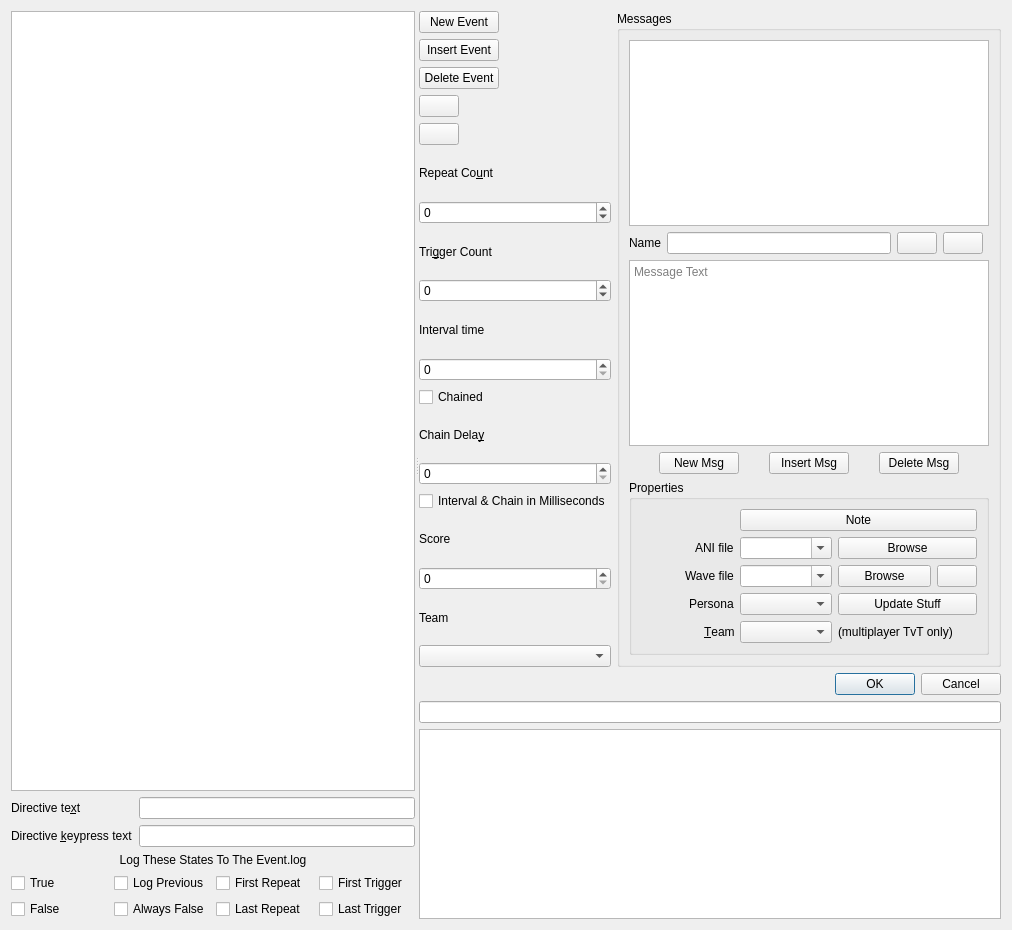
Old version of the form qtfred/ui/MissionEventsDialog.ui in the repository The-E/fs2open.github.com.
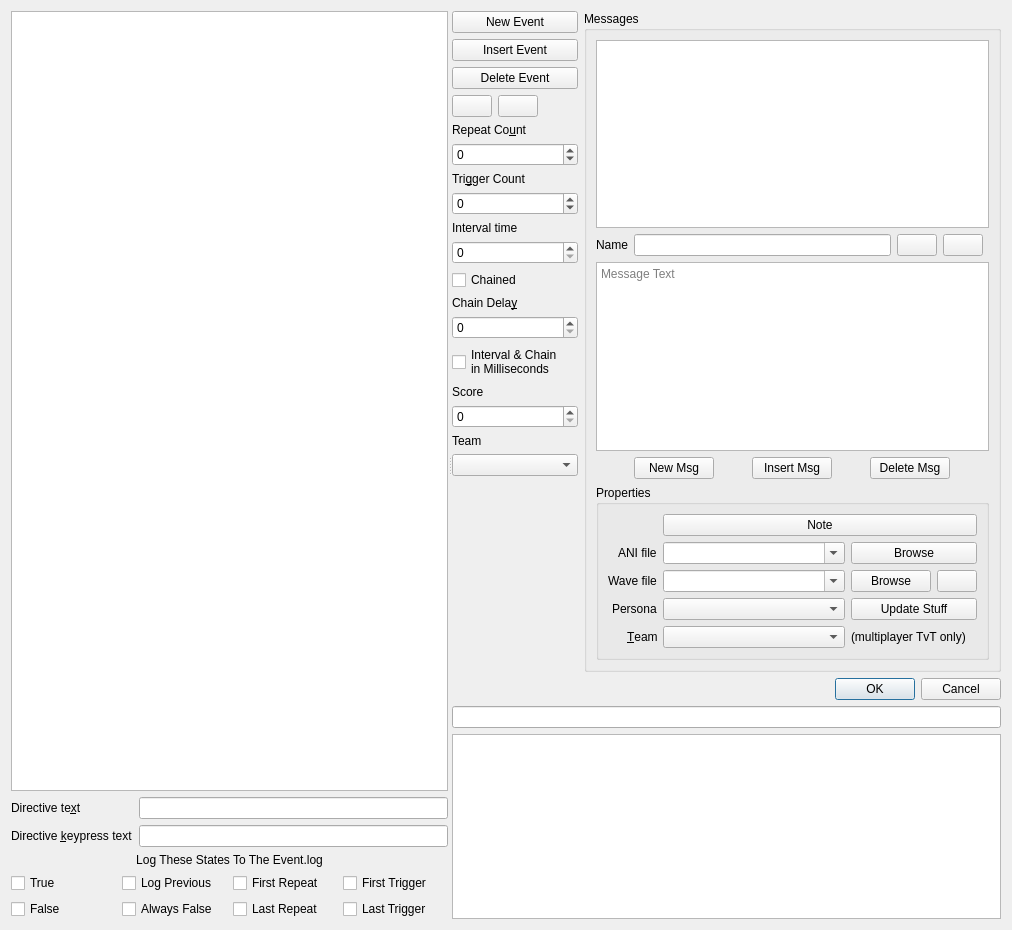
New version of the form. Custom widgets are drawn as their Qt base class.

```diff
--- a/qtfred/ui/MissionEventsDialog.ui
+++ b/qtfred/ui/MissionEventsDialog.ui
@@ -146,7 +146,7 @@
       </layout>
      </widget>
      <widget class="QWidget" name="rightPanel" native="true">
-      <layout class="QGridLayout" name="gridLayout" rowstretch="0,0,0,0,0,0,0,0,0,0,0,0,0,0,0,0,0,0,0,0,0,0">
+      <layout class="QVBoxLayout" name="rightPanelLayout">
        <property name="leftMargin">
         <number>0</number>
        </property>
@@ -159,106 +159,257 @@
        <property name="bottomMargin">
         <number>0</number>
        </property>
-       <item row="6" column="0">
-        <widget class="QSpinBox" name="repeatCountBox">
-         <property name="minimum">
-          <number>-1</number>
-         </property>
-         <property name="maximum">
-          <number>16777215</number>
-         </property>
-        </widget>
-       </item>
-       <item row="11" column="0">
-        <widget class="QCheckBox" name="chainedCheckBox">
-         <property name="text">
-          <string>Chained</string>
-         </property>
-        </widget>
-       </item>
-       <item row="12" column="0">
-        <widget class="QLabel" name="chainLabel">
-         <property name="text">
-          <string>Chain Dela&amp;y</string>
-         </property>
-         <property name="buddy">
-          <cstring>chainDelayBox</cstring>
-         </property>
-        </widget>
-       </item>
-       <item row="20" column="0" colspan="2">
-        <widget class="QLineEdit" name="miniHelpBox">
-         <property name="readOnly">
-          <bool>true</bool>
-         </property>
-        </widget>
-       </item>
-       <item row="19" column="0" colspan="2">
-        <widget class="QDialogButtonBox" name="okAndCancelButtons">
-         <property name="orientation">
-          <enum>Qt::Horizontal</enum>
-         </property>
-         <property name="standardButtons">
-          <set>QDialogButtonBox::Cancel|QDialogButtonBox::Ok</set>
-         </property>
-        </widget>
-       </item>
-       <item row="1" column="0">
-        <widget class="QPushButton" name="btnInsertEvent">
-         <property name="sizePolicy">
-          <sizepolicy hsizetype="Fixed" vsizetype="Fixed">
-           <horstretch>0</horstretch>
-           <verstretch>0</verstretch>
-          </sizepolicy>
-         </property>
-         <property name="text">
-          <string>Insert Event</string>
-         </property>
-        </widget>
-       </item>
-       <item row="10" column="0">
-        <widget class="QSpinBox" name="intervalTimeBox">
-         <property name="maximum">
-          <number>16777215</number>
-         </property>
-        </widget>
-       </item>
-       <item row="14" column="0">
-        <widget class="QCheckBox" name="useMsecsCheckBox">
-         <property name="text">
-          <string>Interval &amp;&amp; Chain in Milliseconds</string>
-         </property>
-        </widget>
-       </item>
-       <item row="5" column="0">
-        <widget class="QLabel" name="repeatLabel">
-         <property name="text">
-          <string>Repeat Co&amp;unt</string>
-         </property>
-         <property name="buddy">
-          <cstring>repeatCountBox</cstring>
-         </property>
-        </widget>
-       </item>
-       <item row="13" column="0">
-        <widget class="QSpinBox" name="chainDelayBox">
-         <property name="maximum">
-          <number>16777215</number>
-         </property>
-        </widget>
-       </item>
-       <item row="0" column="1" rowspan="19">
-        <widget class="QGroupBox" name="groupBox">
-         <property name="title">
-          <string>Messages</string>
-         </property>
-         <layout class="QGridLayout" name="gridLayout_2">
+       <item>
+        <layout class="QHBoxLayout" name="topLayout" stretch="0,1">
+         <item>
+          <widget class="QWidget" name="eventControlsContainer" native="true">
+           <property name="sizePolicy">
+            <sizepolicy hsizetype="Maximum" vsizetype="Preferred">
+             <horstretch>0</horstretch>
+             <verstretch>0</verstretch>
+            </sizepolicy>
+           </property>
+           <layout class="QVBoxLayout" name="eventControlsLayout">
+            <property name="leftMargin">
+             <number>0</number>
+            </property>
+            <property name="topMargin">
+             <number>0</number>
+            </property>
+            <property name="rightMargin">
+             <number>0</number>
+            </property>
+            <property name="bottomMargin">
+             <number>0</number>
+            </property>
+           <item>
+            <widget class="QPushButton" name="btnNewEvent">
+             <property name="sizePolicy">
+              <sizepolicy hsizetype="Minimum" vsizetype="Fixed">
+               <horstretch>0</horstretch>
+               <verstretch>0</verstretch>
+              </sizepolicy>
+             </property>
+             <property name="text">
+              <string>New Event</string>
+             </property>
+            </widget>
+           </item>
+           <item>
+            <widget class="QPushButton" name="btnInsertEvent">
+             <property name="sizePolicy">
+              <sizepolicy hsizetype="Minimum" vsizetype="Fixed">
+               <horstretch>0</horstretch>
+               <verstretch>0</verstretch>
+              </sizepolicy>
+             </property>
+             <property name="text">
+              <string>Insert Event</string>
+             </property>
+            </widget>
+           </item>
+           <item>
+            <widget class="QPushButton" name="btnDeleteEvent">
+             <property name="sizePolicy">
+              <sizepolicy hsizetype="Minimum" vsizetype="Fixed">
+               <horstretch>0</horstretch>
+               <verstretch>0</verstretch>
+              </sizepolicy>
+             </property>
+             <property name="text">
+              <string>Delete Event</string>
+             </property>
+            </widget>
+           </item>
+           <item>
+            <layout class="QHBoxLayout" name="eventUpDownLayout">
+             <item>
+              <widget class="QPushButton" name="eventUpBtn">
+               <property name="sizePolicy">
+                <sizepolicy hsizetype="Fixed" vsizetype="Fixed">
+                 <horstretch>0</horstretch>
+                 <verstretch>0</verstretch>
+                </sizepolicy>
+               </property>
+               <property name="text">
+                <string/>
+               </property>
+              </widget>
+             </item>
+             <item>
+              <widget class="QPushButton" name="eventDownBtn">
+               <property name="sizePolicy">
+                <sizepolicy hsizetype="Fixed" vsizetype="Fixed">
+                 <horstretch>0</horstretch>
+                 <verstretch>0</verstretch>
+                </sizepolicy>
+               </property>
+               <property name="text">
+                <string/>
+               </property>
+              </widget>
+             </item>
+             <item>
+              <spacer name="eventUpDownSpacer">
+               <property name="orientation">
+                <enum>Qt::Horizontal</enum>
+               </property>
+               <property name="sizeHint" stdset="0">
+                <size>
+                 <width>40</width>
+                 <height>20</height>
+                </size>
+               </property>
+              </spacer>
+             </item>
+            </layout>
+           </item>
+           <item>
+            <widget class="QLabel" name="repeatLabel">
+             <property name="text">
+              <string>Repeat Co&amp;unt</string>
+             </property>
+             <property name="buddy">
+              <cstring>repeatCountBox</cstring>
+             </property>
+            </widget>
+           </item>
+           <item>
+            <widget class="QSpinBox" name="repeatCountBox">
+             <property name="minimum">
+              <number>-1</number>
+             </property>
+             <property name="maximum">
+              <number>16777215</number>
+             </property>
+            </widget>
+           </item>
+           <item>
+            <widget class="QLabel" name="triggerLabel">
+             <property name="text">
+              <string>Tri&amp;gger Count</string>
+             </property>
+             <property name="buddy">
+              <cstring>triggerCountBox</cstring>
+             </property>
+            </widget>
+           </item>
+           <item>
+            <widget class="QSpinBox" name="triggerCountBox">
+             <property name="minimum">
+              <number>-1</number>
+             </property>
+             <property name="maximum">
+              <number>16777215</number>
+             </property>
+            </widget>
+           </item>
+           <item>
+            <widget class="QLabel" name="intervalLabel">
+             <property name="text">
+              <string>Interval time</string>
+             </property>
+             <property name="buddy">
+              <cstring>intervalTimeBox</cstring>
+             </property>
+            </widget>
+           </item>
+           <item>
+            <widget class="QSpinBox" name="intervalTimeBox">
+             <property name="maximum">
+              <number>16777215</number>
+             </property>
+            </widget>
+           </item>
+           <item>
+            <widget class="QCheckBox" name="chainedCheckBox">
+             <property name="text">
+              <string>Chained</string>
+             </property>
+            </widget>
+           </item>
+           <item>
+            <widget class="QLabel" name="chainLabel">
+             <property name="text">
+              <string>Chain Dela&amp;y</string>
+             </property>
+             <property name="buddy">
+              <cstring>chainDelayBox</cstring>
+             </property>
+            </widget>
+           </item>
+           <item>
+            <widget class="QSpinBox" name="chainDelayBox">
+             <property name="maximum">
+              <number>16777215</number>
+             </property>
+            </widget>
+           </item>
+           <item>
+            <widget class="QCheckBox" name="useMsecsCheckBox">
+             <property name="text">
+              <string>Interval &amp;&amp; Chain
+in Milliseconds</string>
+             </property>
+            </widget>
+           </item>
+           <item>
+            <widget class="QLabel" name="scoreLabel">
+             <property name="text">
+              <string>Score</string>
+             </property>
+             <property name="buddy">
+              <cstring>scoreBox</cstring>
+             </property>
+            </widget>
+           </item>
+           <item>
+            <widget class="QSpinBox" name="scoreBox">
+             <property name="maximum">
+              <number>16777215</number>
+             </property>
+            </widget>
+           </item>
+           <item>
+            <widget class="QLabel" name="teamLabel">
+             <property name="text">
+              <string>Team</string>
+             </property>
+            </widget>
+           </item>
+           <item>
+            <widget class="QComboBox" name="teamCombo"/>
+           </item>
+           <item>
+            <spacer name="eventControlsSpacer">
+             <property name="orientation">
+              <enum>Qt::Vertical</enum>
+             </property>
+             <property name="sizeHint" stdset="0">
+              <size>
+               <width>20</width>
+               <height>40</height>
+              </size>
+             </property>
+            </spacer>
+           </item>
+          </layout>
+          </widget>
+         </item>
+         <item>
+          <layout class="QVBoxLayout" name="messagesLayout">
+           <item>
+            <widget class="QGroupBox" name="groupBox">
+             <property name="title">
+              <string>Messages</string>
+             </property>
+             <layout class="QGridLayout" name="gridLayout_2">
           <item row="6" column="0" colspan="2">
            <widget class="QGroupBox" name="groupBox_2">
             <property name="title">
              <string>Properties</string>
             </property>
-            <layout class="QGridLayout" name="gridLayout_6">
+            <layout class="QGridLayout" name="gridLayout_6" columnstretch="0,1,0,0">
              <item row="2" column="2">
               <widget class="QPushButton" name="btnBrowseWave">
                <property name="sizePolicy">
@@ -489,52 +640,30 @@
            </layout>
           </item>
          </layout>
-        </widget>
+            </widget>
+           </item>
+          </layout>
+         </item>
+        </layout>
        </item>
-       <item row="16" column="0">
-        <widget class="QSpinBox" name="scoreBox">
-         <property name="maximum">
-          <number>16777215</number>
+       <item>
+        <widget class="QDialogButtonBox" name="okAndCancelButtons">
+         <property name="orientation">
+          <enum>Qt::Horizontal</enum>
          </property>
-        </widget>
-       </item>
-       <item row="18" column="0">
-        <widget class="QComboBox" name="teamCombo"/>
-       </item>
-       <item row="7" column="0">
-        <widget class="QLabel" name="triggerLabel">
-         <property name="text">
-          <string>Tri&amp;gger Count</string>
+         <property name="standardButtons">
+          <set>QDialogButtonBox::Cancel|QDialogButtonBox::Ok</set>
          </property>
-         <property name="buddy">
-          <cstring>triggerCountBox</cstring>
-         </property>
         </widget>
        </item>
-       <item row="3" column="0">
-        <widget class="QPushButton" name="eventUpBtn">
-         <property name="sizePolicy">
-          <sizepolicy hsizetype="Fixed" vsizetype="Fixed">
-           <horstretch>0</horstretch>
-           <verstretch>0</verstretch>
-          </sizepolicy>
+       <item>
+        <widget class="QLineEdit" name="miniHelpBox">
+         <property name="readOnly">
+          <bool>true</bool>
          </property>
-         <property name="text">
-          <string/>
-         </property>
         </widget>
        </item>
-       <item row="15" column="0">
-        <widget class="QLabel" name="scoreLabel">
-         <property name="text">
-          <string>Score</string>
-         </property>
-         <property name="buddy">
-          <cstring>scoreBox</cstring>
-         </property>
-        </widget>
-       </item>
-       <item row="21" column="0" colspan="2">
+       <item>
         <widget class="QTextEdit" name="helpBox">
          <property name="verticalScrollBarPolicy">
           <enum>Qt::ScrollBarAlwaysOff</enum>
@@ -544,72 +673,6 @@
          </property>
         </widget>
        </item>
-       <item row="9" column="0">
-        <widget class="QLabel" name="intervalLabel">
-         <property name="text">
-          <string>Interval time</string>
-         </property>
-         <property name="buddy">
-          <cstring>intervalTimeBox</cstring>
-         </property>
-        </widget>
-       </item>
-       <item row="0" column="0">
-        <widget class="QPushButton" name="btnNewEvent">
-         <property name="sizePolicy">
-          <sizepolicy hsizetype="Fixed" vsizetype="Fixed">
-           <horstretch>0</horstretch>
-           <verstretch>0</verstretch>
-          </sizepolicy>
-         </property>
-         <property name="text">
-          <string>New Event</string>
-         </property>
-        </widget>
-       </item>
-       <item row="4" column="0">
-        <widget class="QPushButton" name="eventDownBtn">
-         <property name="sizePolicy">
-          <sizepolicy hsizetype="Fixed" vsizetype="Fixed">
-           <horstretch>0</horstretch>
-           <verstretch>0</verstretch>
-          </sizepolicy>
-         </property>
-         <property name="text">
-          <string/>
-         </property>
-        </widget>
-       </item>
-       <item row="2" column="0">
-        <widget class="QPushButton" name="btnDeleteEvent">
-         <property name="sizePolicy">
-          <sizepolicy hsizetype="Fixed" vsizetype="Fixed">
-           <horstretch>0</horstretch>
-           <verstretch>0</verstretch>
-          </sizepolicy>
-         </property>
-         <property name="text">
-          <string>Delete Event</string>
-         </property>
-        </widget>
-       </item>
-       <item row="8" column="0">
-        <widget class="QSpinBox" name="triggerCountBox">
-         <property name="minimum">
-          <number>-1</number>
-         </property>
-         <property name="maximum">
-          <number>16777215</number>
-         </property>
-        </widget>
-       </item>
-       <item row="17" column="0">
-        <widget class="QLabel" name="teamLabel">
-         <property name="text">
-          <string>Team</string>
-         </property>
-        </widget>
-       </item>
       </layout>
      </widget>
     </widget>
```
